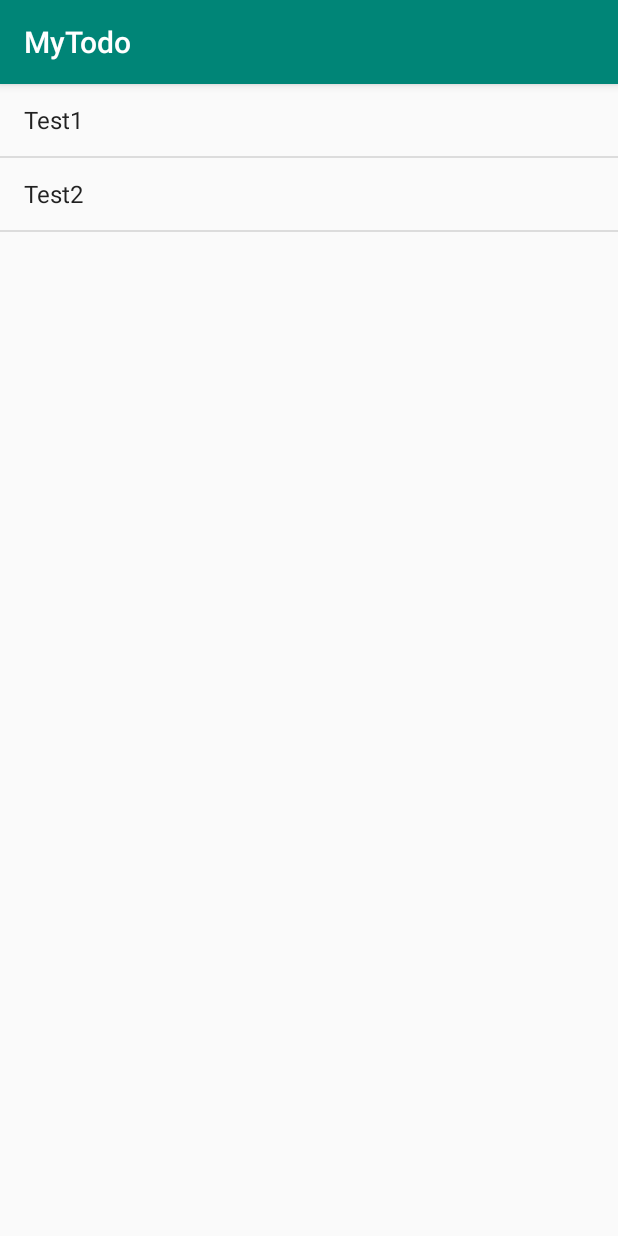
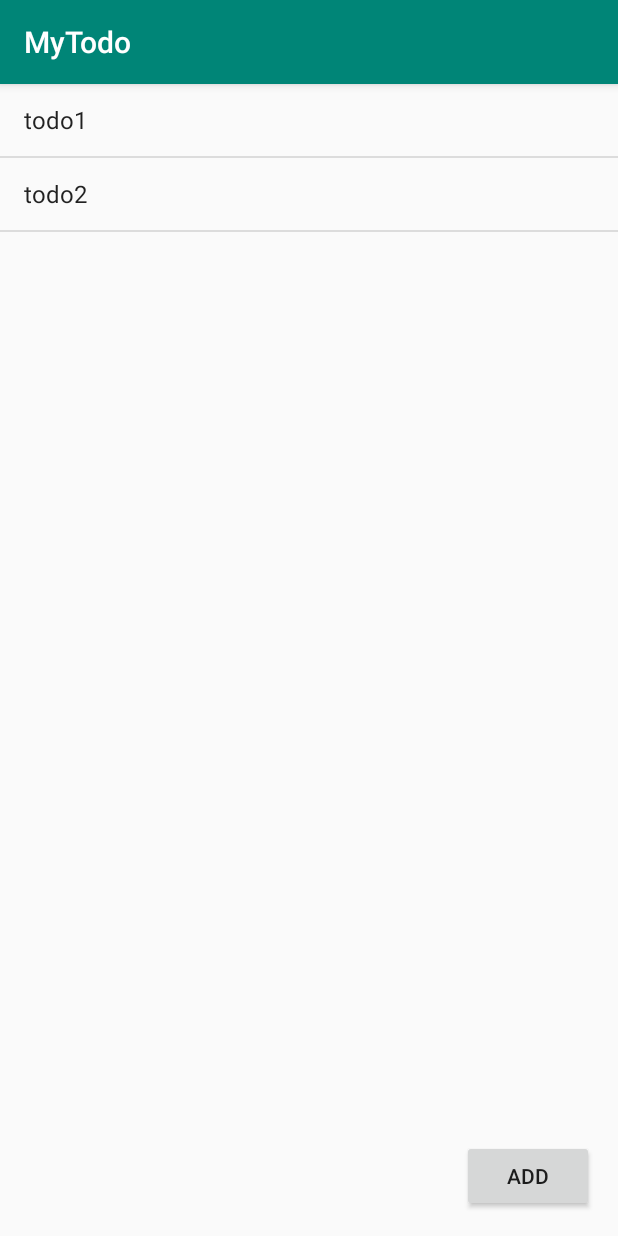
Before and after one commit to pickles-ochazuke/my-todo, an Android app: the screen it shows after launch (MainActivity), on a phone screen of 412 x 824 dp. Run offline under Robolectric (Android 15) with nearby library versions, the phone set to English and light mode, and no system bars.

Commit message:
追加ボタンを追加

```diff
--- a/app/src/main/java/com/example/ochadukebiyori/mytodo/MainActivity.kt
+++ b/app/src/main/java/com/example/ochadukebiyori/mytodo/MainActivity.kt
@@ -7,7 +7,7 @@ import kotlinx.android.synthetic.main.todo_list_item.view.*
 
 class MainActivity : AppCompatActivity() {
 
-    val myStringArray = arrayListOf<String>("Test1", "Test2")
+    val myStringArray = arrayListOf<String>("todo1", "todo2")
 
     override fun onCreate(savedInstanceState: Bundle?) {
         super.onCreate(savedInstanceState)
@@ -20,7 +20,12 @@ class MainActivity : AppCompatActivity() {
 
         listView.onItemClickListener = AdapterView.OnItemClickListener { parent, view, position, id ->
             // Do something in response to the click
-            Toast.makeText(this, "TextView: ${(view as TextView)?.text}, position: $position, id: $id", Toast.LENGTH_SHORT).show();
+            Toast.makeText(this, "TextView: ${(view as TextView)?.text}, position: $position, id: $id", Toast.LENGTH_SHORT).show()
+        }
+
+        val addButton = findViewById<Button>(R.id.addButton)
+        addButton.setOnClickListener {
+            adapter.add("todo${adapter.count+1}")
         }
     }
 }
--- a/app/src/main/res/layout/activity_main.xml
+++ b/app/src/main/res/layout/activity_main.xml
@@ -6,12 +6,26 @@
     android:layout_height="match_parent"
     tools:context=".MainActivity">
 
+    <Button
+        android:id="@+id/addButton"
+        android:layout_width="wrap_content"
+        android:layout_height="wrap_content"
+        android:layout_marginEnd="16dp"
+        android:layout_marginBottom="16dp"
+        android:text="Add"
+        app:layout_constraintBottom_toBottomOf="parent"
+        app:layout_constraintEnd_toEndOf="parent" />
+
     <ListView
         android:id="@+id/todoList"
         android:layout_width="match_parent"
         android:layout_height="match_parent"
         app:layout_constraintBottom_toBottomOf="parent"
         app:layout_constraintEnd_toEndOf="parent"
+        app:layout_constraintHorizontal_bias="0.0"
         app:layout_constraintStart_toStartOf="parent"
-        app:layout_constraintTop_toTopOf="parent" />
+        app:layout_constraintTop_toTopOf="parent"
+        app:layout_constraintVertical_bias="0.0">
+
+    </ListView>
 </androidx.constraintlayout.widget.ConstraintLayout>
```
